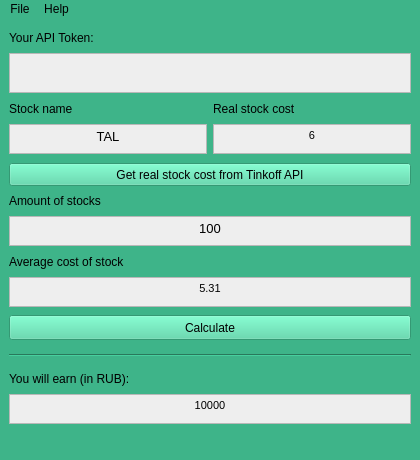
First picture: the form in apps/InvestApp.ui, repository nikultimo/InvestApp, before the edit.
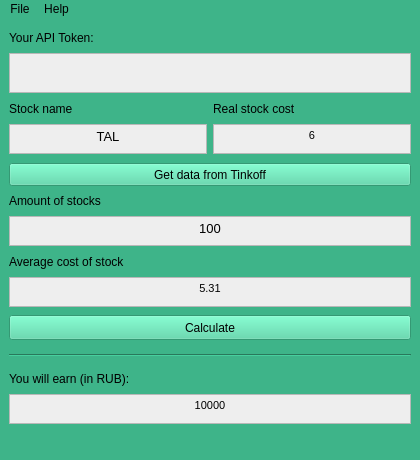
Second picture: the form after the edit.

Commit message: Pretify app

Patch:
```diff
--- a/apps/InvestApp.ui
+++ b/apps/InvestApp.ui
@@ -217,7 +217,7 @@
        <string notr="true">background-color: rgb(74, 214, 163);</string>
       </property>
       <property name="text">
-       <string>Get real stock cost from Tinkoff API</string>
+       <string>Get data from Tinkoff</string>
       </property>
      </widget>
     </item>
```
Left out of the diff: 61 changed lines with no effect on the pictures. The commit also changes 2 other files.
